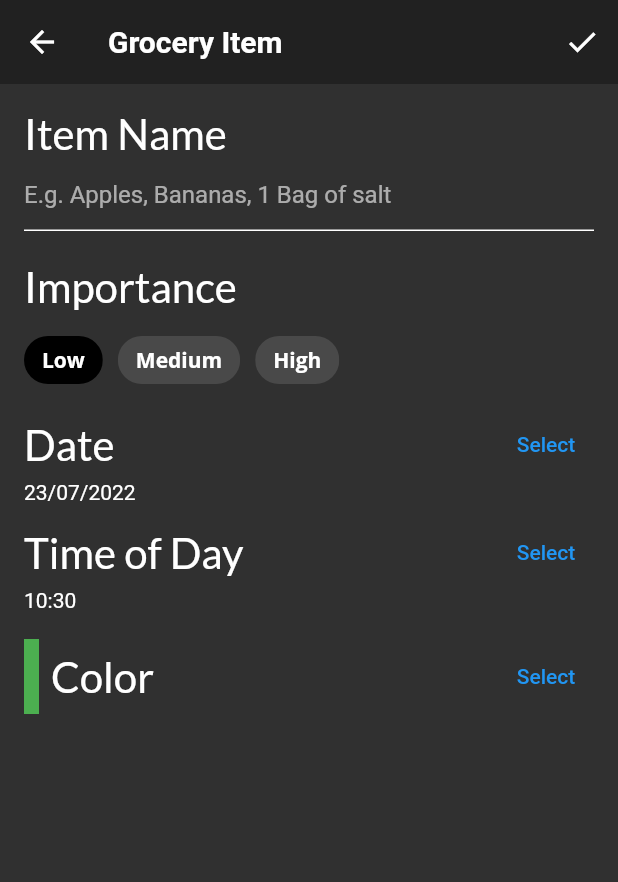
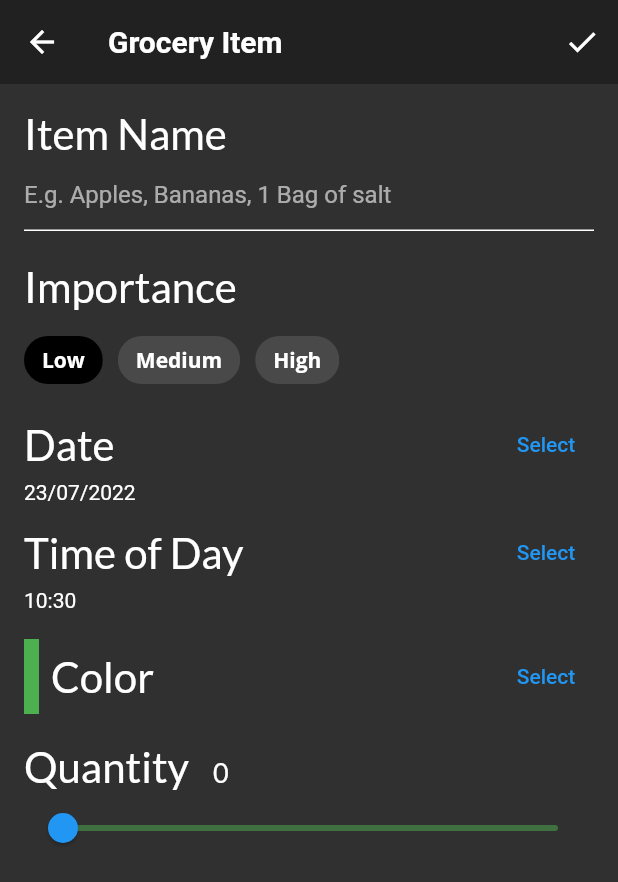
Before and after one commit to massimilianoporzio/fooderlich, a Flutter app: the screen it shows after launch, item 3 of the bottom bar chosen, after a tap on the "add" icon, on a phone screen of 412 x 824 dp. Shown: the top 882 px of the screen. Run offline on Flutter 3.47's test engine with Material 2 defaults, Android fonts, the phone set to English and light mode, and no system bars; our stand-ins replace flutter_colorpicker, google_fonts; Roboto replaces fonts that are missing (Adamina).

Commit message:
finito lista widgetcrezione gorcery Item

```diff
--- a/lib/main.dart
+++ b/lib/main.dart
@@ -33,7 +33,7 @@ class Fooderlich extends StatelessWidget {
     return MaterialApp(
       locale: const Locale('it', 'IT'),
       localizationsDelegates: [
-        GlobalMaterialLocalizations.delegate,
+        ...GlobalMaterialLocalizations.delegates,
         GlobalWidgetsLocalizations.delegate,
       ],
       supportedLocales: [
--- a/lib/screens/grocery_item_screen.dart
+++ b/lib/screens/grocery_item_screen.dart
@@ -63,7 +63,9 @@ class _GroceryItemScreenState extends State<GroceryItemScreen> {
             buildTimeField(context),
             const SizedBox(height: 10.0),
             buildColorPicker(context),
-            // TODO 18: Add slider
+            const SizedBox(height: 10.0),
+            buildQuantityField(),
+
             // TODO: 19: Add Grocery Tile
           ],
         ),
@@ -273,7 +275,6 @@ class _GroceryItemScreenState extends State<GroceryItemScreen> {
     );
   }
 
-  // TODO: Add buildColorPicker()
   Widget buildColorPicker(BuildContext context) {
 // 1
     return Row(
@@ -327,6 +328,38 @@ class _GroceryItemScreenState extends State<GroceryItemScreen> {
       ],
     );
   }
-  // TODO: Add buildQuantityField()
 
+  Widget buildQuantityField() {
+    return Padding(
+      padding: EdgeInsets.only(top: 8.0, bottom: 8.0),
+      child: Column(crossAxisAlignment: CrossAxisAlignment.start, children: [
+        Row(
+          crossAxisAlignment: CrossAxisAlignment.baseline,
+          textBaseline: TextBaseline.alphabetic,
+          children: [
+            Text('Quantity', style: GoogleFonts.lato(fontSize: 28.0)),
+            const SizedBox(
+              width: 16.0,
+            ),
+            Text(
+              _currentSliderValue.toInt().toString(),
+              style: GoogleFonts.lato(fontSize: 18.0),
+            ),
+          ],
+        ),
+        Slider(
+            inactiveColor: _currentColor.withOpacity(0.5),
+            value: _currentSliderValue.toDouble(),
+            min: 0.0,
+            max: 100.0,
+            divisions: 100,
+            label: _currentSliderValue.toInt().toString(),
+            onChanged: (double value) {
+              setState(() {
+                _currentSliderValue = value.toInt();
+              });
+            }),
+      ]),
+    );
+  }
 }
```
